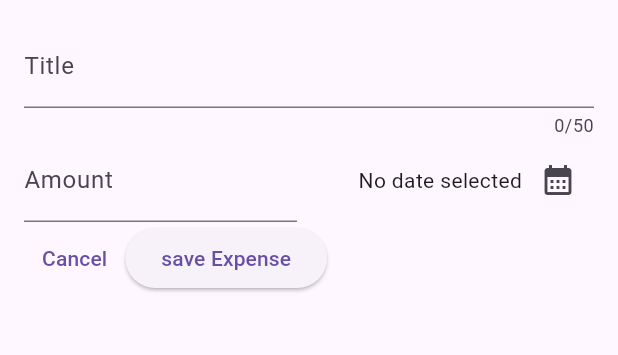
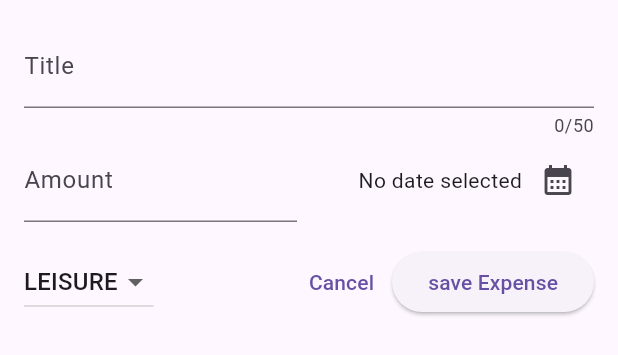
Before and after one commit to rayhan-afk/expense_tracker, a Flutter app: the NewExpense widget shown alone on an empty page, opened directly, on a phone screen of 412 x 824 dp. Shown: the top 355 px of the screen. Run offline on Flutter 3.47's test engine with Material 2 defaults, Android fonts, the phone set to English and light mode, and no system bars.

Commit message:
dropdown category

```diff
--- a/lib/widgets/new_expense.dart
+++ b/lib/widgets/new_expense.dart
@@ -1,3 +1,5 @@
+import 'dart:math';
+
 import 'package:flutter/material.dart';
 import 'package:expense_tracker/models/expense.dart';
 
@@ -14,6 +16,7 @@ class _NewExpenseState extends State<NewExpense> {
   final _titleController = TextEditingController();
   final _amountController = TextEditingController();
   DateTime? _selectedDate;
+  Category _selectedCategory = Category.leisure;
 
   void _presentDatePicker() async {
     final now = DateTime.now();
@@ -79,8 +82,30 @@ class _NewExpenseState extends State<NewExpense> {
               ),
             ],
           ),
+          const SizedBox(height: 16),
           Row(
             children: [
+              DropdownButton(
+                  value: _selectedCategory,
+                  items: Category.values
+                      .map(
+                        (category) => DropdownMenuItem(
+                          value: category,
+                          child: Text(
+                            category.name.toUpperCase(),
+                          ),
+                        ),
+                      )
+                      .toList(),
+                  onChanged: (value) {
+                    if (value == null) {
+                      return;
+                    }
+                    setState(() {
+                      _selectedCategory = value;
+                    });
+                  }),
+                  const Spacer(),
               TextButton(
                 onPressed: () {
                   Navigator.pop(context);
```
